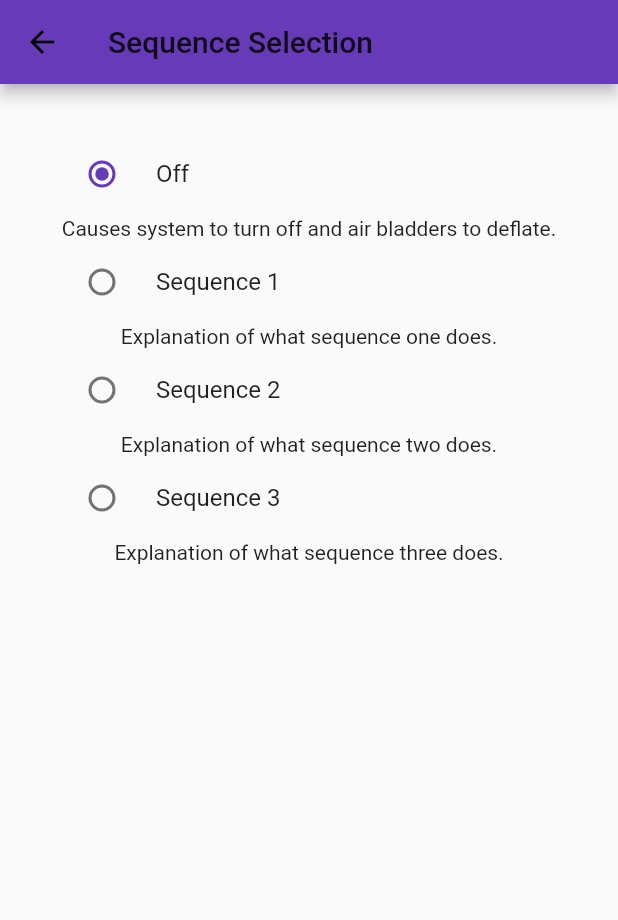
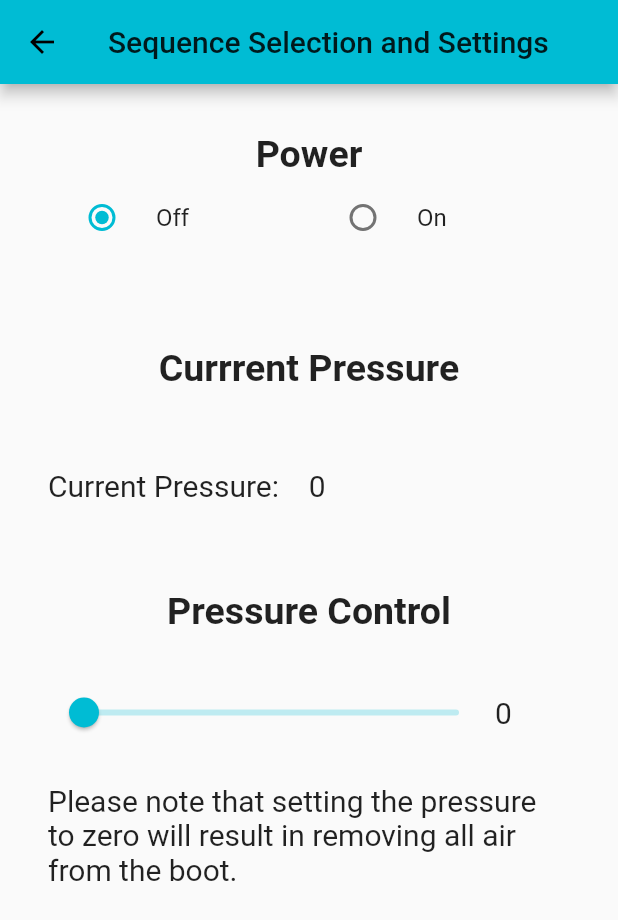
Before and after one commit to coopyey/massage-boot-app, a Flutter app: the screen it shows after launch, in the side drawer, after a tap on "Sequence Selection", on a phone screen of 412 x 824 dp. Shown: the top 920 px of the screen. Run offline on Flutter 3.47's test engine with Material 2 defaults, Android fonts, the phone set to English and light mode, and no system bars; our stand-ins replace flutter_blue.

Commit message:
sequencing built

```diff
--- a/lib/main.dart
+++ b/lib/main.dart
@@ -8,7 +8,8 @@ import './helpers/widgets.dart';
 
 // page files
 import './pages/sequence.dart';
-//import './history.dart'; // historical data file
+//import './pages/history.dart';
+//import './pages/bluetooth.dart';
 
 void main() => runApp(MyApp());
 
@@ -23,7 +24,11 @@ class MyApp extends StatelessWidget {
       theme: ThemeData(
         brightness: Brightness.light,
         primarySwatch: Colors.cyan,
+        textTheme: TextTheme (
+          body1: TextStyle(fontSize: 20.0),
+          title: TextStyle(color: Colors.black),
         ),
+      ),
       home: StreamBuilder<BluetoothState>(
           stream: FlutterBlue.instance.state,
           initialData: BluetoothState.unknown,
@@ -70,17 +75,13 @@ class BluetoothOffScreen extends StatelessWidget {
   }
 }
 
-
 //Device Search
 class FindDevicesScreen extends StatelessWidget {
   @override
   Widget build(BuildContext context) {
     return Scaffold(
       appBar: AppBar(
-        title: Text('Find Devices',
-        style: TextStyle(
-          color: Colors.white,
-        )),
+        title: Text('Find Devices'),
       ),
       drawer: new Drawer(
         child: ListView(
--- a/lib/pages/sequence.dart
+++ b/lib/pages/sequence.dart
@@ -1,7 +1,6 @@
 import 'package:flutter/material.dart';
 
-enum Sequencing {off, one, two, three}
-
+enum Sequencing {off, ison}
 class SequenceSelection extends StatefulWidget {
   @override
   _SequenceSelection createState() => new _SequenceSelection();
@@ -9,61 +8,77 @@ class SequenceSelection extends StatefulWidget {
 
 class _SequenceSelection extends State<SequenceSelection> {
   Sequencing _sequence = Sequencing.off; //Starts off by default
+  double _bootpressure = 0; //Pressure readout starts 0 by default
+  double _sliderValue = 0; //Slider value 0 by default
+  double _setpressure = 0; //Pressure sent to boot starts 0 by default
 
   @override
   Widget build(BuildContext context) {
-    return new Scaffold (
-      appBar: new AppBar (
-        title: new Text('Sequence Selection'),
-        backgroundColor: Colors.deepPurple,
-      ),
+    return new Scaffold(
+      appBar: new AppBar (title: new Text('Sequence Selection and Settings'),),
       body: new Container(
         padding: new EdgeInsets.all(32.0),
-        //Sequence Selection Buttons
         child: new Center(
           child: new Column(
-            //mainAxisAlignment: MainAxisAlignment.spaceEvenly,
             children: <Widget>[
-              //Sequence 0 block
-              new RadioListTile<Sequencing>(
+              // BLOCK FOR TURNING STUFF ON AND OFF ----------------------------------------------------
+              const Text('Power', style: TextStyle(fontSize: 25, fontWeight: FontWeight.bold)),
+              new Row(
+                children: <Widget>[
+                  new Flexible(
+                      child: new RadioListTile<Sequencing> (
                       title: const Text('Off'),
                       value: Sequencing.off,
                       groupValue: _sequence,
                       onChanged: (Sequencing value) => setState(() => _sequence = value),
-                activeColor: Colors.deepPurple,
+                    ), // Off Radio
                   ),
-              new Text("Causes system to turn off and air bladders to deflate."),
-              //Sequence 1 block
-              new RadioListTile<Sequencing>(
-                title: const Text('Sequence 1'),
-                value: Sequencing.one,
+                  new Flexible(
+                      child: new RadioListTile<Sequencing> (
+                      title: const Text('On'),
+                      value: Sequencing.ison,
                       groupValue: _sequence,
                       onChanged: (Sequencing value) => setState(() => _sequence = value),
-                activeColor: Colors.deepPurple,
+                    ), // On Radio
                   ),
-              new Text("Explanation of what sequence one does."),
-              //Sequence 2 block
-             new RadioListTile<Sequencing>(
-                title: const Text('Sequence 2'),
-                value: Sequencing.two,
-                groupValue: _sequence,
-                onChanged: (Sequencing value) => setState(() => _sequence = value),
-                activeColor: Colors.deepPurple,
+                ],
               ),
-              new Text("Explanation of what sequence two does."),
-              //Sequence 3 block
-              new RadioListTile<Sequencing>(
-                title: const Text('Sequence 3'),
-                value: Sequencing.three,
-                groupValue: _sequence,
-                onChanged: (Sequencing value) => setState(() => _sequence = value),
-                activeColor: Colors.deepPurple,
+              //BLOCK FOR THE PRESSURE READOUT --------------------------------------------------------
+              const Text('\n\nCurrrent Pressure\n', style: TextStyle(fontSize: 25, fontWeight: FontWeight.bold)),
+              new Row(
+                children: <Widget>[
+                  new Flexible(
+                    child: Text('\nCurrent Pressure:    ${_setpressure.toInt()}'),
                   ),
-              new Text("Explanation of what sequence three does."),
+                ],
+              ),
+              //BLOCK FOR THE PRESSURE SLIDER --------------------------------------------------------
+              const Text('\n\nPressure Control\n', style: TextStyle(fontSize: 25, fontWeight: FontWeight.bold)),
+              new Row(
+                children: <Widget>[
+                  new Flexible(
+                    child: Slider(
+                      min: 0.0,
+                      max: 10.0,
+                      onChanged: (_bootpressure) {
+                        setState(() => _sliderValue = _bootpressure);
+                        _setpressure = _bootpressure;
+                      },
+                      value: _sliderValue,
+                    ),
+                  ),
+                  Container(
+                    width: 50.0,
+                    child: Text('${_sliderValue.toInt()}', style: Theme.of(context).textTheme.body1),
+                  ),
+                ],
+              ),
+              const Text('\nPlease note that setting the pressure to zero will result in removing all air from the boot.')
+
             ],
           ),
         ),
-      ),
+      ), // body
     );
-  }
-}
+  } // Widget build
+} // Class _SequenceSelection
```
Lines whose indentation alone changed are shown as unchanged.
